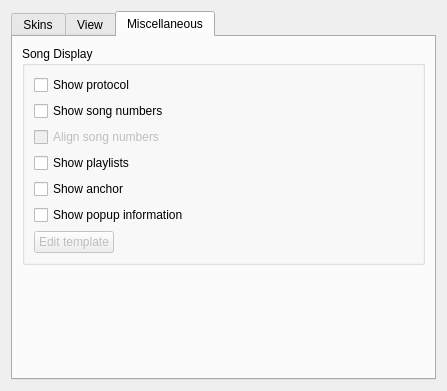
Before: the Qt Designer form src/plugins/Ui/skinned/forms/skinnedsettings.ui in ksv1986/qmmp-staging, drawn with Qt 5.
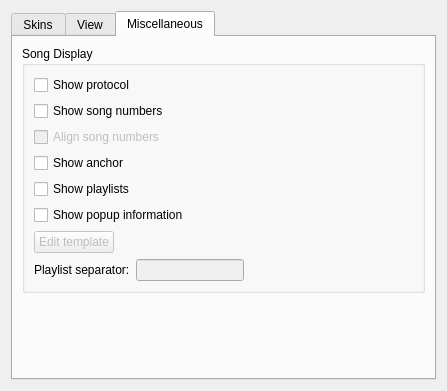
After: the same form once the commit is applied. The open tabs and pages were chosen to show the change.

Commit message: added 'playlist separator' setting

```diff
--- a/src/plugins/Ui/skinned/forms/skinnedsettings.ui
+++ b/src/plugins/Ui/skinned/forms/skinnedsettings.ui
@@ -350,21 +350,21 @@
           <string>Song Display</string>
          </property>
          <layout class="QGridLayout" name="gridLayout_3">
-          <item row="0" column="0" colspan="2">
+          <item row="0" column="0">
            <widget class="QCheckBox" name="protocolCheckBox">
             <property name="text">
              <string>Show protocol</string>
             </property>
            </widget>
           </item>
-          <item row="1" column="0" colspan="2">
+          <item row="1" column="0">
            <widget class="QCheckBox" name="numbersCheckBox">
             <property name="text">
              <string>Show song numbers</string>
             </property>
            </widget>
           </item>
-          <item row="2" column="0" colspan="2">
+          <item row="2" column="0">
            <widget class="QCheckBox" name="alignCheckBox">
             <property name="enabled">
              <bool>false</bool>
@@ -374,21 +374,21 @@
             </property>
            </widget>
           </item>
-          <item row="3" column="0" colspan="2">
-           <widget class="QCheckBox" name="playlistsCheckBox">
-            <property name="text">
-             <string>Show playlists</string>
-            </property>
-           </widget>
-          </item>
-          <item row="4" column="0" colspan="2">
+          <item row="3" column="0">
            <widget class="QCheckBox" name="anchorCheckBox">
             <property name="text">
              <string>Show anchor</string>
             </property>
            </widget>
           </item>
-          <item row="5" column="0" colspan="2">
+          <item row="4" column="0">
+           <widget class="QCheckBox" name="playlistsCheckBox">
+            <property name="text">
+             <string>Show playlists</string>
+            </property>
+           </widget>
+          </item>
+          <item row="5" column="0">
            <widget class="QCheckBox" name="popupCheckBox">
             <property name="text">
              <string>Show popup information</string>
@@ -396,6 +396,8 @@
            </widget>
           </item>
           <item row="6" column="0">
+           <layout class="QHBoxLayout" name="horizontalLayout_3">
+            <item>
            <widget class="QPushButton" name="popupTemplateButton">
             <property name="enabled">
              <bool>false</bool>
@@ -405,18 +407,57 @@
             </property>
            </widget>
           </item>
-          <item row="6" column="1">
+            <item>
            <spacer name="horizontalSpacer_2">
             <property name="orientation">
              <enum>Qt::Horizontal</enum>
             </property>
             <property name="sizeHint" stdset="0">
              <size>
-              <width>291</width>
+                <width>40</width>
               <height>20</height>
              </size>
             </property>
            </spacer>
+            </item>
+           </layout>
+          </item>
+          <item row="7" column="0">
+           <layout class="QHBoxLayout" name="horizontalLayout_2">
+            <item>
+             <widget class="QLabel" name="label_4">
+              <property name="text">
+               <string>Playlist separator:</string>
+              </property>
+             </widget>
+            </item>
+            <item>
+             <widget class="QLineEdit" name="plSeplineEdit">
+              <property name="enabled">
+               <bool>false</bool>
+              </property>
+              <property name="sizePolicy">
+               <sizepolicy hsizetype="Minimum" vsizetype="Fixed">
+                <horstretch>0</horstretch>
+                <verstretch>0</verstretch>
+               </sizepolicy>
+              </property>
+             </widget>
+            </item>
+            <item>
+             <spacer name="horizontalSpacer_3">
+              <property name="orientation">
+               <enum>Qt::Horizontal</enum>
+              </property>
+              <property name="sizeHint" stdset="0">
+               <size>
+                <width>40</width>
+                <height>20</height>
+               </size>
+              </property>
+             </spacer>
+            </item>
+           </layout>
           </item>
          </layout>
         </widget>
```
Left out of the diff: 36 changed lines with no effect on the pictures. Lines whose indentation alone changed are shown as unchanged. The commit also changes 19 other files.
